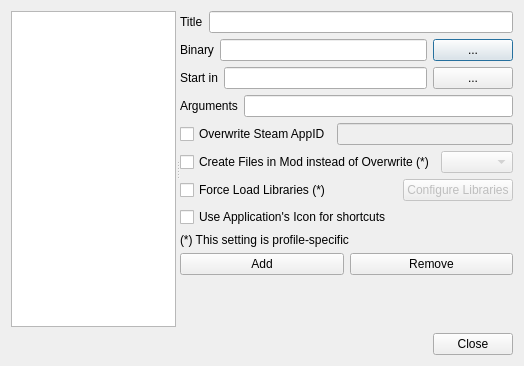
Old version of the form modorganizer/src/editexecutablesdialog.ui in the repository Holt59/mo2-merge.
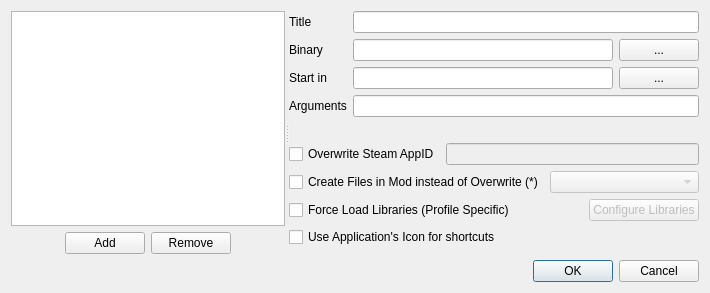
New version of the form. Icons and pictures are not drawn.

Commit message: [modorganizer] replaced close with ok/cancel moved add/remove below the list

The edit to the form file:
```diff
--- a/modorganizer/src/editexecutablesdialog.ui
+++ b/modorganizer/src/editexecutablesdialog.ui
@@ -6,8 +6,8 @@
    <rect>
     <x>0</x>
     <y>0</y>
-    <width>524</width>
-    <height>366</height>
+    <width>710</width>
+    <height>293</height>
    </rect>
   </property>
   <property name="minimumSize">
@@ -82,6 +82,70 @@
             </property>
            </widget>
           </item>
+          <item>
+           <layout class="QHBoxLayout" name="horizontalLayout_2">
+            <item>
+             <spacer name="horizontalSpacer">
+              <property name="orientation">
+               <enum>Qt::Horizontal</enum>
+              </property>
+              <property name="sizeHint" stdset="0">
+               <size>
+                <width>40</width>
+                <height>20</height>
+               </size>
+              </property>
+             </spacer>
+            </item>
+            <item>
+             <widget class="QPushButton" name="addButton">
+              <property name="toolTip">
+               <string>Add an executable</string>
+              </property>
+              <property name="whatsThis">
+               <string>Add an executable</string>
+              </property>
+              <property name="text">
+               <string>Add</string>
+              </property>
+              <property name="icon">
+               <iconset>
+                <normaloff>:/new/guiresources/resources/list-add.png</normaloff>:/new/guiresources/resources/list-add.png</iconset>
+              </property>
+             </widget>
+            </item>
+            <item>
+             <widget class="QPushButton" name="removeButton">
+              <property name="toolTip">
+               <string>Remove the selected executable</string>
+              </property>
+              <property name="whatsThis">
+               <string>Remove the selected executable</string>
+              </property>
+              <property name="text">
+               <string>Remove</string>
+              </property>
+              <property name="icon">
+               <iconset>
+                <normaloff>:/new/guiresources/resources/list-remove.png</normaloff>:/new/guiresources/resources/list-remove.png</iconset>
+              </property>
+             </widget>
+            </item>
+            <item>
+             <spacer name="horizontalSpacer_3">
+              <property name="orientation">
+               <enum>Qt::Horizontal</enum>
+              </property>
+              <property name="sizeHint" stdset="0">
+               <size>
+                <width>40</width>
+                <height>20</height>
+               </size>
+              </property>
+             </spacer>
+            </item>
+           </layout>
+          </item>
          </layout>
         </widget>
         <widget class="QWidget" name="widget" native="true">
@@ -99,15 +163,18 @@
            <number>0</number>
           </property>
           <item>
-           <layout class="QHBoxLayout" name="horizontalLayout_4">
-            <item>
+           <layout class="QFormLayout" name="formLayout">
+            <property name="bottomMargin">
+             <number>20</number>
+            </property>
+            <item row="0" column="0">
              <widget class="QLabel" name="label_3">
               <property name="text">
                <string>Title</string>
               </property>
              </widget>
             </item>
-            <item>
+            <item row="0" column="1">
              <widget class="QLineEdit" name="titleEdit">
               <property name="toolTip">
                <string>Name of the executable. This is only for display purposes.</string>
@@ -117,17 +184,15 @@
               </property>
              </widget>
             </item>
-           </layout>
-          </item>
-          <item>
-           <layout class="QHBoxLayout" name="horizontalLayout">
-            <item>
+            <item row="1" column="0">
              <widget class="QLabel" name="label">
               <property name="text">
                <string>Binary</string>
               </property>
              </widget>
             </item>
+            <item row="1" column="1">
+             <layout class="QHBoxLayout" name="horizontalLayout" stretch="1,0">
             <item>
              <widget class="QLineEdit" name="binaryEdit">
               <property name="toolTip">
@@ -153,15 +218,15 @@
             </item>
            </layout>
           </item>
-          <item>
-           <layout class="QHBoxLayout" name="horizontalLayout_6">
-            <item>
+            <item row="2" column="0">
              <widget class="QLabel" name="label_4">
               <property name="text">
                <string>Start in</string>
               </property>
              </widget>
             </item>
+            <item row="2" column="1">
+             <layout class="QHBoxLayout" name="horizontalLayout_6" stretch="1,0">
             <item>
              <widget class="QLineEdit" name="workingDirEdit"/>
             </item>
@@ -174,16 +239,14 @@
             </item>
            </layout>
           </item>
-          <item>
-           <layout class="QHBoxLayout" name="horizontalLayout_3">
-            <item>
+            <item row="3" column="0">
              <widget class="QLabel" name="label_2">
               <property name="text">
                <string>Arguments</string>
               </property>
              </widget>
             </item>
-            <item>
+            <item row="3" column="1">
              <widget class="QLineEdit" name="argumentsEdit">
               <property name="toolTip">
                <string>Arguments to pass to the application</string>
@@ -258,7 +321,7 @@
                <string>If this is enabled, the configured libraries will be automatically loaded when this executable is launched.</string>
               </property>
               <property name="text">
-               <string>Force Load Libraries (*)</string>
+               <string>Force Load Libraries (Profile Specific)</string>
               </property>
              </widget>
             </item>
@@ -294,51 +357,6 @@
             </property>
            </widget>
           </item>
-          <item>
-           <widget class="QLabel" name="label_5">
-            <property name="text">
-             <string>(*) This setting is profile-specific</string>
-            </property>
-           </widget>
-          </item>
-          <item>
-           <layout class="QHBoxLayout" name="horizontalLayout_2">
-            <item>
-             <widget class="QPushButton" name="addButton">
-              <property name="toolTip">
-               <string>Add an executable</string>
-              </property>
-              <property name="whatsThis">
-               <string>Add an executable</string>
-              </property>
-              <property name="text">
-               <string>Add</string>
-              </property>
-              <property name="icon">
-               <iconset>
-                <normaloff>:/new/guiresources/resources/list-add.png</normaloff>:/new/guiresources/resources/list-add.png</iconset>
-              </property>
-             </widget>
-            </item>
-            <item>
-             <widget class="QPushButton" name="removeButton">
-              <property name="toolTip">
-               <string>Remove the selected executable</string>
-              </property>
-              <property name="whatsThis">
-               <string>Remove the selected executable</string>
-              </property>
-              <property name="text">
-               <string>Remove</string>
-              </property>
-              <property name="icon">
-               <iconset>
-                <normaloff>:/new/guiresources/resources/list-remove.png</normaloff>:/new/guiresources/resources/list-remove.png</iconset>
-              </property>
-             </widget>
-            </item>
-           </layout>
-          </item>
           <item>
            <spacer name="verticalSpacer">
             <property name="orientation">
@@ -362,7 +380,7 @@
    <item>
     <widget class="QDialogButtonBox" name="buttonBox">
      <property name="standardButtons">
-      <set>QDialogButtonBox::Close</set>
+      <set>QDialogButtonBox::Cancel|QDialogButtonBox::Ok</set>
      </property>
     </widget>
    </item>
```
Left out of the diff: 2 changed lines with no effect on the pictures. Lines whose indentation alone changed are shown as unchanged. The commit also changes 2 other files.
